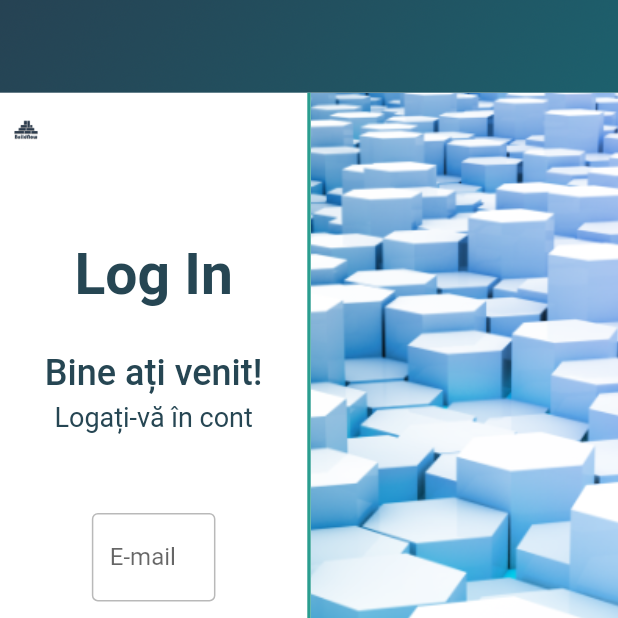
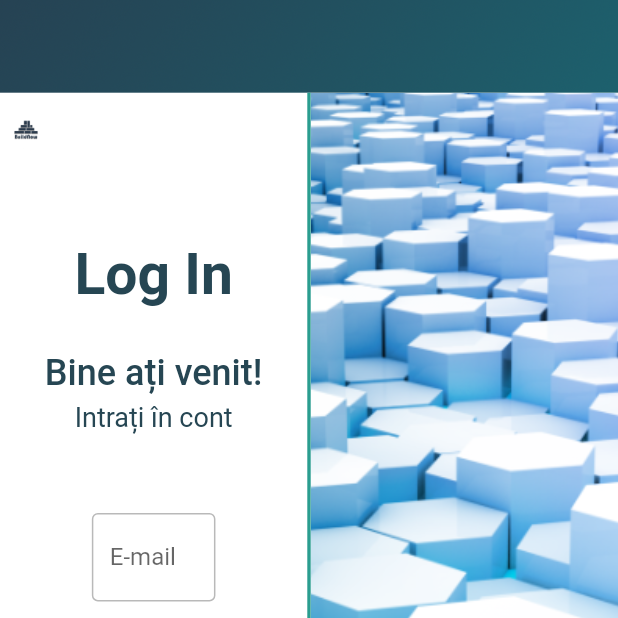
Before and after one commit to tudorkalisch/DpIT, a Flutter app: the LoginPage screen opened directly, on a phone screen of 412 x 824 dp, the top half of it. Run offline on Flutter 3.47's test engine with Material 2 defaults, Android fonts, the phone set to English and light mode, and no system bars; our stand-ins replace carousel_slider, email_validator, fl_chart, flutter_rating_bar, icons_plus; missing offline and left inert: dart:html, dart:js, iconamoon, image_picker_web.

Commit message:
Language
Fixed the problems

```diff
--- a/lib/add_product_page/add_product_page.dart
+++ b/lib/add_product_page/add_product_page.dart
@@ -300,7 +300,7 @@ class _AddProductPageState extends State<AddProductPage> {
                 Padding(
                   padding: const EdgeInsets.only(bottom: 20),
                   child: Text(
-                    "Specificatii produs",
+                    "Specificații produs",
                     style: TextStyle(fontSize: 20, fontWeight: FontWeight.bold),
                   ),
                 ),
@@ -387,7 +387,7 @@ class _AddProductPageState extends State<AddProductPage> {
                         flex: 4,
                         child: TextField(
                           decoration: InputDecoration(
-                              hintText: "Introduceți brand-ul",
+                              hintText: "Introduceți brandul",
                               hintStyle: TextStyle(fontSize: 14),
                               border: InputBorder.none),
                           style: TextStyle(fontSize: 14),
--- a/lib/loginpage/loginpage_form.dart
+++ b/lib/loginpage/loginpage_form.dart
@@ -110,7 +110,7 @@ class _MyWidgetState extends State<LoginPageForm> {
                       color: Color(Constants.logoBlue),
                       fontSize: Constants.secondSubtitleFontSize),
                   child: Text(
-                    "Logați-vă în cont",
+                    "Intrați în cont",
                     textAlign: TextAlign.center,
                   ),
                 )),
```
